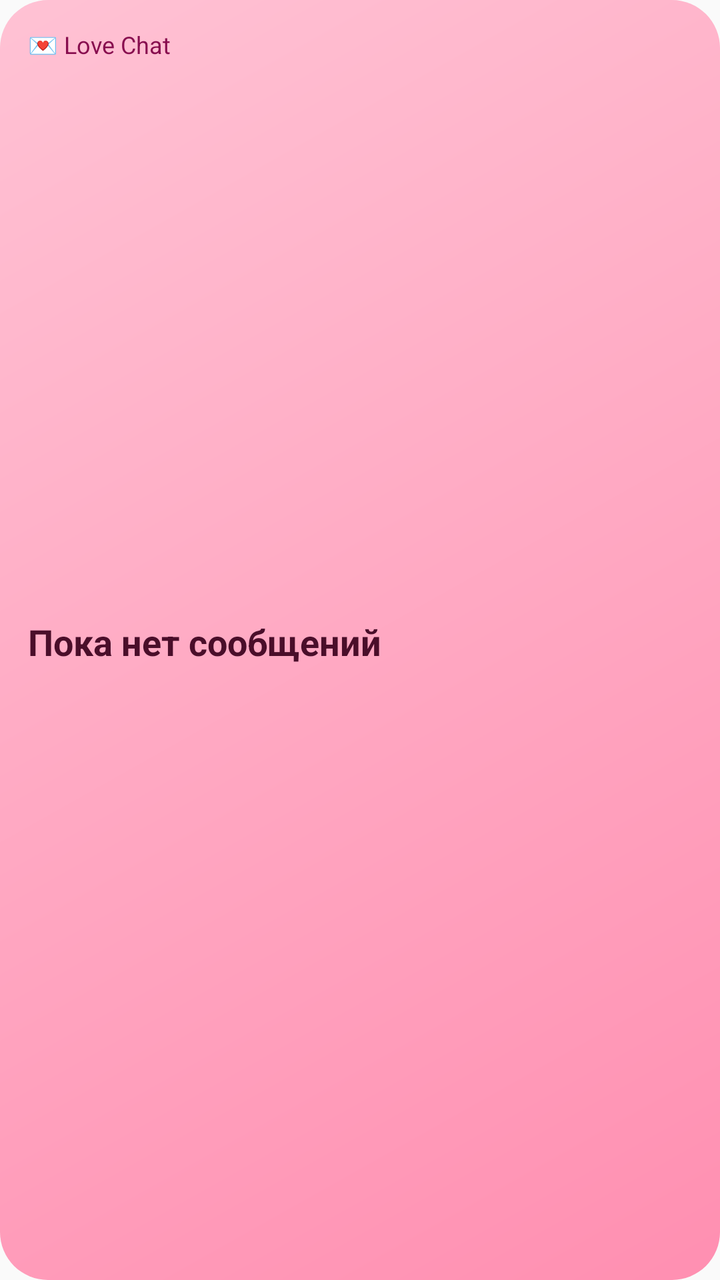
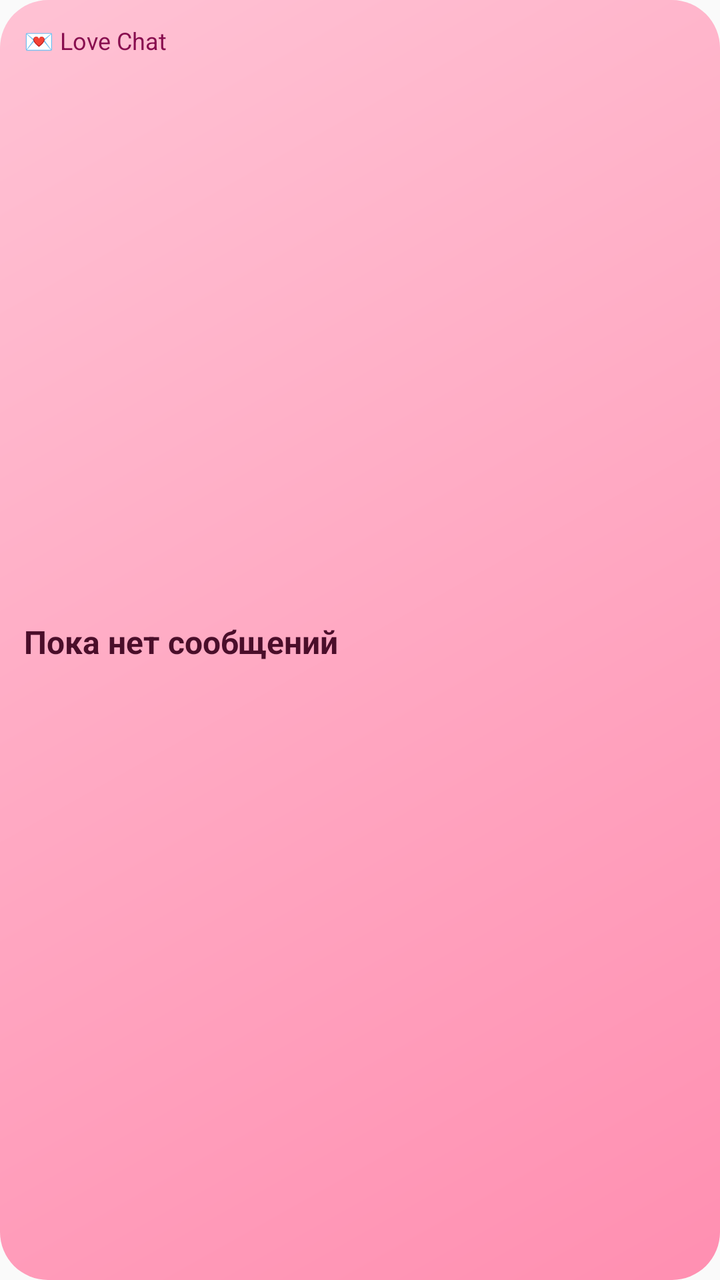

Compare the two renders of this Android layout. The source of the first and the diff that turns it into the second are given below.
<!-- AndroidManifest.xml: application theme android:Theme.Material.Light.NoActionBar -->
<!-- res/layout/widget.xml -->
<LinearLayout xmlns:android="http://schemas.android.com/apk/res/android" android:id="@+id/root" android:layout_width="match_parent" android:layout_height="match_parent" android:orientation="vertical" android:padding="14dp" android:background="@drawable/card_bg">
 <TextView android:id="@+id/w_title" android:layout_width="wrap_content" android:layout_height="wrap_content" android:text="💌 Love Chat" android:textColor="#FF880E4F" android:textSize="12sp"/>
 <TextView android:id="@+id/w_msg" android:layout_width="match_parent" android:layout_height="0dp" android:layout_weight="1" android:gravity="center_vertical" android:text="Пока нет сообщений" android:textColor="#FF4A0E2A" android:textSize="18sp" android:textStyle="bold" android:ellipsize="end"/>
 <ImageView android:id="@+id/w_img" android:layout_width="match_parent" android:layout_height="0dp" android:layout_weight="3" android:scaleType="fitCenter" android:visibility="gone"/>
 <TextView android:id="@+id/w_time" android:layout_width="wrap_content" android:layout_height="wrap_content" android:text="" android:textColor="#FF880E4F" android:textSize="11sp"/>
</LinearLayout>
<!-- resources referenced by this layout -->
<resources>
  <!-- drawable card_bg (drawable) -->
  <shape xmlns:android="http://schemas.android.com/apk/res/android"><gradient android:startColor="#FFFF8FB1" android:endColor="#FFFFC2D4" android:angle="135"/><corners android:radius="24dp"/></shape>
</resources>

<!-- the commit's change to res/layout/widget.xml (unified diff, before → after) -->
@@ -1,6 +1,8 @@
-<LinearLayout xmlns:android="http://schemas.android.com/apk/res/android" android:id="@+id/root" android:layout_width="match_parent" android:layout_height="match_parent" android:orientation="vertical" android:padding="14dp" android:background="@drawable/card_bg">
- <TextView android:id="@+id/w_title" android:layout_width="wrap_content" android:layout_height="wrap_content" android:text="💌 Love Chat" android:textColor="#FF880E4F" android:textSize="12sp"/>
- <TextView android:id="@+id/w_msg" android:layout_width="match_parent" android:layout_height="0dp" android:layout_weight="1" android:gravity="center_vertical" android:text="Пока нет сообщений" android:textColor="#FF4A0E2A" android:textSize="18sp" android:textStyle="bold" android:ellipsize="end"/>
- <ImageView android:id="@+id/w_img" android:layout_width="match_parent" android:layout_height="0dp" android:layout_weight="3" android:scaleType="fitCenter" android:visibility="gone"/>
- <TextView android:id="@+id/w_time" android:layout_width="wrap_content" android:layout_height="wrap_content" android:text="" android:textColor="#FF880E4F" android:textSize="11sp"/>
+<LinearLayout xmlns:android="http://schemas.android.com/apk/res/android" android:id="@+id/root" android:layout_width="match_parent" android:layout_height="match_parent" android:orientation="vertical" android:padding="12dp" android:background="@drawable/card_bg">
+ <TextView android:id="@+id/w_title" android:layout_width="match_parent" android:layout_height="18dp" android:singleLine="true" android:ellipsize="end" android:text="💌 Love Chat" android:textColor="#FF880E4F" android:textSize="12sp"/>
+ <FrameLayout android:layout_width="match_parent" android:layout_height="0dp" android:layout_weight="1">
+  <TextView android:id="@+id/w_msg" android:layout_width="match_parent" android:layout_height="match_parent" android:gravity="center_vertical" android:text="Пока нет сообщений" android:textColor="#FF4A0E2A" android:textSize="16sp" android:textStyle="bold" android:maxLines="3" android:ellipsize="end"/>
+  <ImageView android:id="@+id/w_img" android:layout_width="match_parent" android:layout_height="match_parent" android:scaleType="fitCenter" android:visibility="gone"/>
+ </FrameLayout>
+ <TextView android:id="@+id/w_time" android:layout_width="match_parent" android:layout_height="16dp" android:singleLine="true" android:text="" android:textColor="#FF880E4F" android:textSize="11sp"/>
 </LinearLayout>
